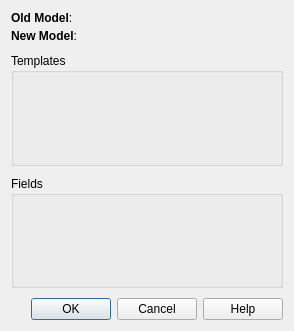
First picture: the form in designer/changemodel.ui, repository ludiosarchive/anki, before the edit.
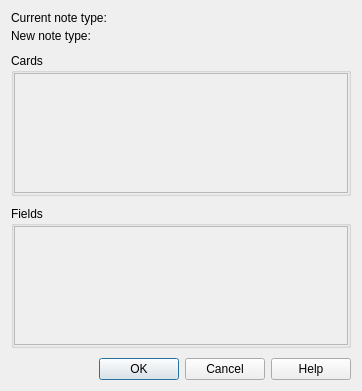
Second picture: the form after the edit.

```diff
--- a/designer/changemodel.ui
+++ b/designer/changemodel.ui
@@ -6,8 +6,8 @@
    <rect>
     <x>0</x>
     <y>0</y>
-    <width>294</width>
-    <height>331</height>
+    <width>362</width>
+    <height>391</height>
    </rect>
   </property>
   <property name="windowTitle">
@@ -25,7 +25,7 @@
      <item row="0" column="0">
       <widget class="QLabel" name="label_6">
        <property name="text">
-        <string>&lt;b&gt;Old Model&lt;/b&gt;:</string>
+        <string>Current note type:</string>
        </property>
       </widget>
      </item>
@@ -48,7 +48,7 @@
      <item row="1" column="0">
       <widget class="QLabel" name="label">
        <property name="text">
-        <string>&lt;b&gt;New Model&lt;/b&gt;:</string>
+        <string>New note type:</string>
        </property>
       </widget>
      </item>
@@ -65,7 +65,7 @@
     </layout>
    </item>
    <item>
-    <widget class="QGroupBox" name="templateMap">
+    <widget class="QGroupBox" name="tgroup">
      <property name="sizePolicy">
       <sizepolicy hsizetype="Preferred" vsizetype="Expanding">
        <horstretch>0</horstretch>
@@ -73,12 +73,40 @@
       </sizepolicy>
      </property>
      <property name="title">
-      <string>Templates</string>
+      <string>Cards</string>
      </property>
+     <layout class="QVBoxLayout" name="verticalLayout_2">
+      <property name="margin">
+       <number>0</number>
+      </property>
+      <item>
+       <widget class="QScrollArea" name="scrollArea">
+        <property name="sizePolicy">
+         <sizepolicy hsizetype="Expanding" vsizetype="Preferred">
+          <horstretch>0</horstretch>
+          <verstretch>0</verstretch>
+         </sizepolicy>
+        </property>
+        <property name="widgetResizable">
+         <bool>true</bool>
+        </property>
+        <widget class="QWidget" name="templateMap">
+         <property name="geometry">
+          <rect>
+           <x>0</x>
+           <y>0</y>
+           <width>330</width>
+           <height>120</height>
+          </rect>
+         </property>
+        </widget>
+       </widget>
+      </item>
+     </layout>
     </widget>
    </item>
    <item>
-    <widget class="QGroupBox" name="fieldMap">
+    <widget class="QGroupBox" name="fgroup">
      <property name="sizePolicy">
       <sizepolicy hsizetype="Preferred" vsizetype="Expanding">
        <horstretch>0</horstretch>
@@ -88,6 +116,34 @@
      <property name="title">
       <string>Fields</string>
      </property>
+     <layout class="QVBoxLayout" name="verticalLayout_3">
+      <property name="margin">
+       <number>0</number>
+      </property>
+      <item>
+       <widget class="QScrollArea" name="scrollArea_2">
+        <property name="sizePolicy">
+         <sizepolicy hsizetype="Expanding" vsizetype="Preferred">
+          <horstretch>0</horstretch>
+          <verstretch>0</verstretch>
+         </sizepolicy>
+        </property>
+        <property name="widgetResizable">
+         <bool>true</bool>
+        </property>
+        <widget class="QWidget" name="fieldMap">
+         <property name="geometry">
+          <rect>
+           <x>0</x>
+           <y>0</y>
+           <width>330</width>
+           <height>119</height>
+          </rect>
+         </property>
+        </widget>
+       </widget>
+      </item>
+     </layout>
     </widget>
    </item>
    <item>
```
Left out of the diff: 2 changed lines with no effect on the pictures.
